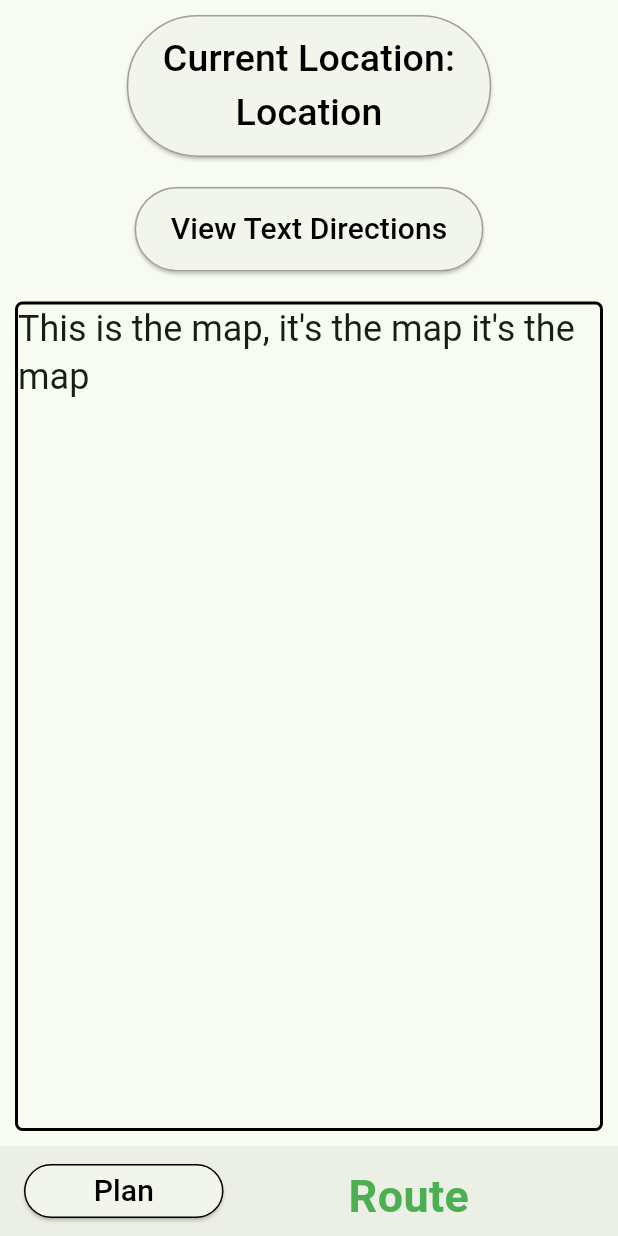
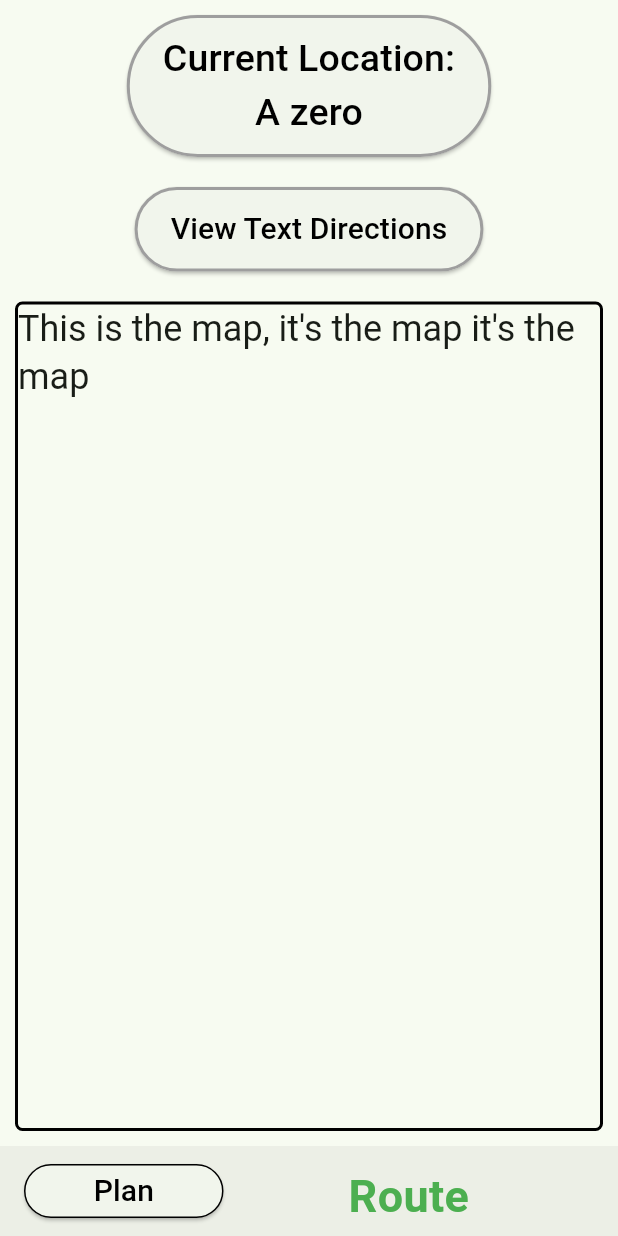
Before and after one commit to michaelholzer/Zoo_Route_Planner, a Flutter app: the RouteText screen opened directly with empty values, after a tap on "View Map Directions", on a phone screen of 412 x 824 dp. Run offline on Flutter 3.47's test engine with Material 3 defaults, Android fonts, the light colour scheme and no system bars; statements that could not run were skipped.

Commit message:
Location names are now a getter from route_logic and all files access the names that way. Some UI adjustments to remove unnecessary white space.

```diff
--- a/lib/location_changer.dart
+++ b/lib/location_changer.dart
@@ -64,8 +64,8 @@ class _LocationChangeState extends State<LocationChange> {
   Widget build(BuildContext context) {
     return Scaffold(
       appBar: AppBar(
-        backgroundColor: Theme.of(context).colorScheme.inversePrimary,
-        title: const Text('Location: Current Location'),
+        backgroundColor: Colors.green,
+        title: Text('Current Location: ${algorithm.getName(start)}'),
         automaticallyImplyLeading: false,
       ),
       body: CustomScrollView(
@@ -81,13 +81,15 @@ class _LocationChangeState extends State<LocationChange> {
             delegate: SliverChildBuilderDelegate(
               (context, index) {
                 return ListTile(
+                  minVerticalPadding: 2,
+                  dense: true,
                   title: OutlinedButton(
                     style: OutlinedButton.styleFrom(
                       backgroundColor: _selectedLocation[index] ? Colors.blue : Colors.grey,
                     ),
                     onPressed: () { _setLocation(index); },
                     child: Text(
-                      'Location #$index',
+                      algorithm.getName(index),
                       style: const TextStyle(
                         fontSize: 20,
                         color: Colors.black,
@@ -113,7 +115,7 @@ class _LocationChangeState extends State<LocationChange> {
           onPressed: _confirmLocation,
           child: Text(
             style: Theme.of(context).textTheme.headlineSmall,
-            'Set Current Location'
+            'Set as Current Location'
           ),
         ),
       ),
--- a/lib/route_logic.dart
+++ b/lib/route_logic.dart
@@ -1,4 +1,14 @@
 class DijkstrasAlgorithm {
+
+  /// List of names for all items
+  List names = ['A zero', 'B one', 'C two', 'D three', 'E four', 'F five', 'G six', 'H seven', 'I eight'];
+  String getName (int index) {
+    if (index == -1) {
+      return "Destination Reached";
+    } else {
+      return names[index];
+    }
+  }
 
   /// Matrix of distances between nodes for algorithm
   static List<List<int>> adjacencyMatrix = [
--- a/lib/route_map.dart
+++ b/lib/route_map.dart
@@ -1,6 +1,7 @@
 import 'package:flutter/material.dart';
 import 'package:zoo_route_planner/location_changer.dart';
 import 'package:zoo_route_planner/main.dart';
+import 'package:zoo_route_planner/route_logic.dart';
 import 'package:zoo_route_planner/route_text.dart';
 
 class RouteMap extends StatefulWidget {
@@ -19,6 +20,8 @@ class _RouteMapState extends State<RouteMap> {
 
   List<bool> animalList = [];
   int start;
+
+  final DijkstrasAlgorithm algorithm = DijkstrasAlgorithm();
 
   void _moveToPlan () {
     setState((){});
@@ -58,15 +61,15 @@ class _RouteMapState extends State<RouteMap> {
                 child: ElevatedButton(
                   style: ElevatedButton.styleFrom(
                     side: const BorderSide(
-                      width: 1,
+                      width: 2,
                       color: Colors.grey,
                     ),
                   ),
                   onPressed: _moveToLocation,
-                  child: const Text(
-                    'Current Location:\nLocation',
+                  child: Text(
+                    'Current Location:\n${algorithm.getName(start)}',
                     textAlign: TextAlign.center,
-                    style: TextStyle(
+                    style: const TextStyle(
                       color: Colors.black,
                       fontSize: 25,
                     ),
@@ -81,7 +84,7 @@ class _RouteMapState extends State<RouteMap> {
                 child: ElevatedButton(
                   style: ElevatedButton.styleFrom(
                     side: const BorderSide(
-                      width: 1,
+                      width: 2,
                       color: Colors.grey,
                     ),
                   ),
--- a/lib/route_text.dart
+++ b/lib/route_text.dart
@@ -72,6 +72,7 @@ class _RouteTextState extends State<RouteText> {
   @override
   Widget build(BuildContext context) {
     return Scaffold(
+      // backgroundColor: Colors.green,
       body: Center(
         child: Column(
           mainAxisAlignment: MainAxisAlignment.center,
@@ -83,15 +84,15 @@ class _RouteTextState extends State<RouteText> {
                 child: ElevatedButton(
                   style: ElevatedButton.styleFrom(
                     side: const BorderSide(
-                      width: 1,
+                      width: 2,
                       color: Colors.grey,
                     ),
                   ),
                   onPressed: _moveToLocation,
-                  child: const Text(
-                    'Current Location:\nLocation',
+                  child: Text(
+                    'Current Location:\n${algorithm.getName(start)}',
                     textAlign: TextAlign.center,
-                    style: TextStyle(
+                    style: const TextStyle(
                       color: Colors.black,
                       fontSize: 25,
                     ),
@@ -101,14 +102,12 @@ class _RouteTextState extends State<RouteText> {
             ),
             Expanded(
               flex: 10,
-              child: Row(
-                children: [
-                  Container(
+              child: Container(
                 padding: const EdgeInsets.all(10),
                 child: ElevatedButton(
                   style: ElevatedButton.styleFrom(
                     side: const BorderSide(
-                          width: 1,
+                      width: 2,
                       color: Colors.grey,
                     ),
                   ),
@@ -122,17 +121,15 @@ class _RouteTextState extends State<RouteText> {
                   ),
                 ),
               ),
-                ],
-              ),
             ),
             Expanded(
               flex: 75,
               child: Container(
                 width: double.infinity,
                 margin: const EdgeInsets.all(10),
-                decoration: BoxDecoration(
-                  border: Border.all(width: 2, color: Colors.green),
-                  borderRadius: const BorderRadius.all(Radius.circular(5)),
+                decoration: const BoxDecoration(
+                  color: Colors.grey,
+                  borderRadius: BorderRadius.all(Radius.circular(5)),
                 ),
                 child: CustomScrollView(
                   slivers: [
@@ -141,15 +138,15 @@ class _RouteTextState extends State<RouteText> {
                         (context, index) {
                           return ListTile(
                             textColor: Colors.black,
-                            minVerticalPadding: 0,
-                            contentPadding: const EdgeInsets.all(5),
+                            minVerticalPadding: 2,
+                            dense: true,
                             title: Container(
                               decoration: BoxDecoration(
-                                border: Border.all(width: 1, color: Colors.grey),
+                                border: Border.all(width: 1, color: Colors.blueGrey),
                                 borderRadius: const BorderRadius.all(Radius.circular(2)),
                               ),
                               child: Text(
-                                order[index].toString(),
+                                '${algorithm.getName(order[index])}\nsecond line\nthird line',
                                 style: const TextStyle(fontSize: 20,),
                               )
                             ),
```
Also changed, not shown: lib/main.dart (+9 -9 lines). Lines whose indentation alone changed are shown as unchanged.
